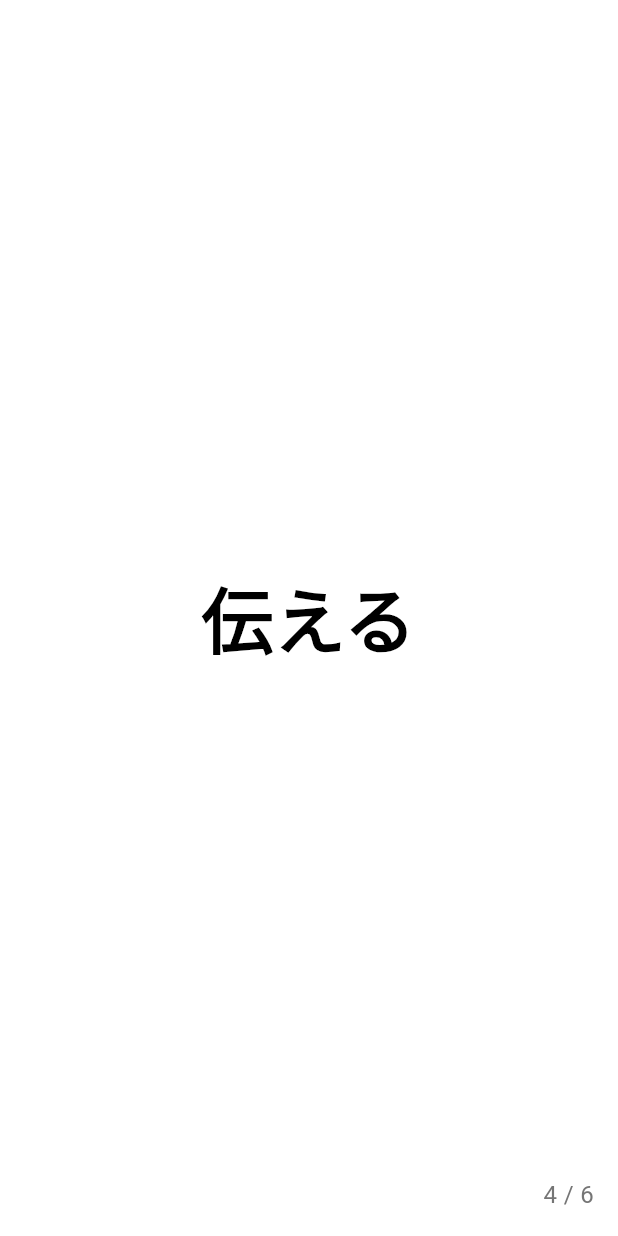
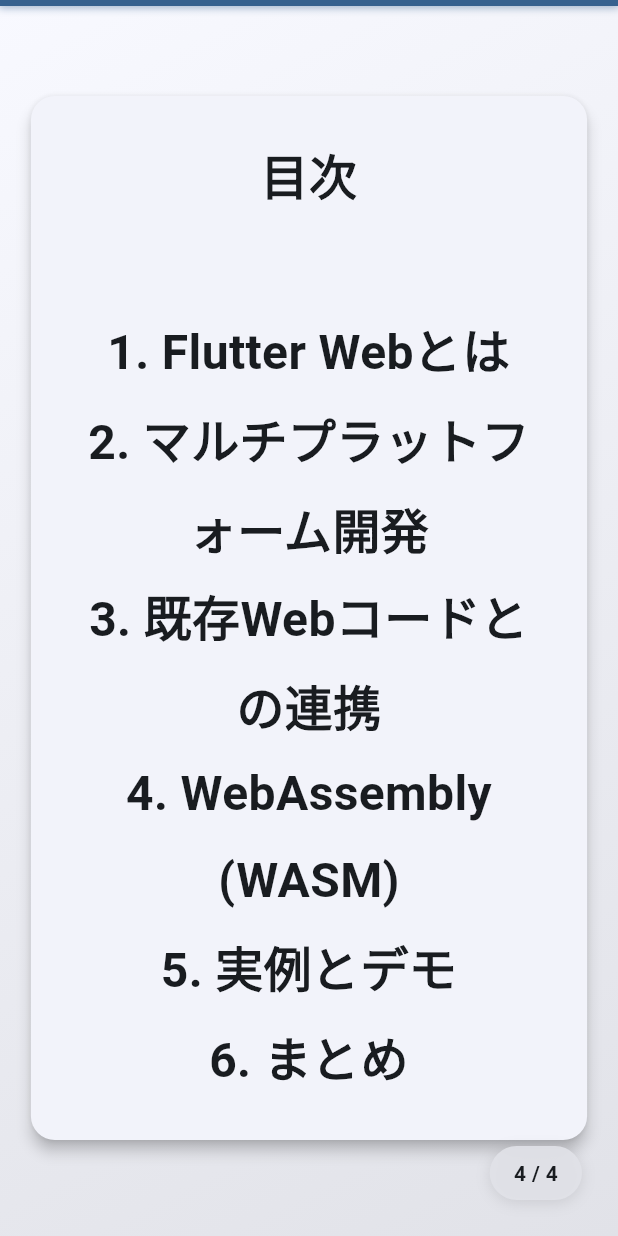
Before and after one commit to dicenull/flutterweb_burikaigi2026, a Flutter app: the screen it shows after launch, swiped to page 4, on a phone screen of 412 x 824 dp. Run offline on Flutter 3.47's test engine with Material 3 defaults, Android fonts, the phone set to English and light mode, and no system bars; drawn by our look-alikes of auto_size_text.

Commit message:
M3にした

```diff
--- a/lib/main.dart
+++ b/lib/main.dart
@@ -1,3 +1,4 @@
+import 'package:auto_size_text/auto_size_text.dart';
 import 'package:flutter/material.dart';
 import 'package:flutter/services.dart';
 
@@ -19,17 +20,15 @@
 
 // スライドデータのリスト
 final List<SlideData> slides = [
-  const SlideData(text: '高橋メソッド'),
-  const SlideData(text: '大きな文字で'),
-  const SlideData(text: 'シンプルに'),
-  const SlideData(text: '伝える'),
-  const SlideData(text: 'スライド'),
-  // 画像スライドの例
-  // 画像を表示するには、assets/images/フォルダに画像を配置し、
-  // 以下のようにコメントを外して画像パスを指定してください
-  const SlideData(imagePath: 'assets/images/example.png'),
-  // テキストと画像の両方を表示することも可能です
-  // const SlideData(text: '説明文', imagePath: 'assets/images/example.png'),
+  // タイトルスライド
+  const SlideData(text: 'Flutter Web入門'),
+  const SlideData(text: 'マルチプラットフォーム開発から'),
+  const SlideData(text: 'WebAssemblyまで'),
+
+  // 目次（1ページ）
+  const SlideData(
+      text:
+          '目次\n\n1. Flutter Webとは\n2. マルチプラットフォーム開発\n3. 既存Webコードとの連携\n4. WebAssembly (WASM)\n5. 実例とデモ\n6. まとめ'),
 ];
 
 class MyApp extends StatelessWidget {
@@ -40,7 +39,18 @@
     return MaterialApp(
       title: 'Burikaigi2026 Slide',
       theme: ThemeData(
-        colorScheme: ColorScheme.fromSeed(seedColor: Colors.greenAccent),
+        useMaterial3: true,
+        colorScheme: ColorScheme.fromSeed(
+          seedColor: const Color(0xFF2196F3),
+          brightness: Brightness.light,
+        ),
+        cardTheme: CardThemeData(
+          elevation: 4,
+          shape: RoundedRectangleBorder(
+            borderRadius: BorderRadius.circular(16),
+          ),
+          margin: const EdgeInsets.all(16),
+        ),
       ),
       home: const SlidePage(),
     );
@@ -88,10 +98,16 @@
     }
   }
 
-  Widget _buildSlideContent(SlideData slide, double fontSize) {
+  Widget _buildSlideContent(
+      SlideData slide, double fontSize, BuildContext context) {
+    final theme = Theme.of(context);
+    final isTitleSlide = _currentPage < 3;
+    final isTocSlide = _currentPage == 3;
+
+    Widget content;
     if (slide.isImageSlide && slide.imagePath != null) {
-      return Padding(
-        padding: const EdgeInsets.all(16.0),
+      content = Padding(
+        padding: const EdgeInsets.all(24.0),
         child: Image.asset(
           slide.imagePath!,
           fit: BoxFit.contain,
@@ -121,32 +137,66 @@
         ),
       );
     } else if (slide.isTextSlide && slide.text != null) {
-      return Center(
-        child: Padding(
-          padding: const EdgeInsets.symmetric(horizontal: 32.0),
-          child: Text(
+      content = Padding(
+        padding: EdgeInsets.symmetric(
+          horizontal: isTitleSlide ? 48.0 : 32.0,
+          vertical: isTitleSlide ? 32.0 : 24.0,
+        ),
+        child: AutoSizeText(
           slide.text!,
           textAlign: TextAlign.center,
           style: TextStyle(
-              fontSize: fontSize,
-              fontWeight: FontWeight.bold,
-              color: Colors.black,
-              height: 1.2,
+            fontSize: isTitleSlide ? fontSize * 1.2 : fontSize,
+            fontWeight: isTitleSlide ? FontWeight.w900 : FontWeight.bold,
+            color: theme.colorScheme.onSurface,
+            height: isTocSlide ? 1.8 : 1.4,
+          ),
+          maxLines: 20,
+          minFontSize: 24,
+          maxFontSize:
+              (isTitleSlide ? fontSize * 1.2 : fontSize).roundToDouble(),
+          stepGranularity: 1.0,
+        ),
+      );
+    } else {
+      content = const SizedBox.shrink();
+    }
+
+    return Container(
+      decoration: BoxDecoration(
+        gradient: LinearGradient(
+          begin: Alignment.topLeft,
+          end: Alignment.bottomRight,
+          colors: [
+            theme.colorScheme.surface,
+            theme.colorScheme.surfaceContainerHighest,
+          ],
+        ),
+      ),
+      child: Center(
+        child: Card(
+          elevation: isTitleSlide ? 8 : 4,
+          child: Container(
+            constraints: BoxConstraints(
+              maxWidth: MediaQuery.of(context).size.width * 0.9,
+              maxHeight: MediaQuery.of(context).size.height * 0.85,
+            ),
+            child: content,
           ),
         ),
       ),
     );
   }
-    return const SizedBox.shrink();
-  }
 
   @override
   Widget build(BuildContext context) {
+    final theme = Theme.of(context);
     final screenSize = MediaQuery.of(context).size;
-    final fontSize = (screenSize.width * 0.1).clamp(48.0, 120.0);
+    final fontSize = (screenSize.width * 0.08).clamp(36.0, 100.0);
+    final progress = (_currentPage + 1) / slides.length;
 
     return Scaffold(
-      backgroundColor: Colors.white,
+      backgroundColor: theme.colorScheme.surface,
       body: Focus(
         autofocus: true,
         onKeyEvent: (node, event) {
@@ -172,18 +222,62 @@
               },
               itemCount: slides.length,
               itemBuilder: (context, index) {
-                return _buildSlideContent(slides[index], fontSize);
+                return _buildSlideContent(slides[index], fontSize, context);
               },
+            ),
+            // プログレスバー（上部）
+            Positioned(
+              top: 0,
+              left: 0,
+              right: 0,
+              child: Container(
+                height: 4,
+                decoration: BoxDecoration(
+                  color: theme.colorScheme.surfaceContainerHighest,
+                ),
+                child: FractionallySizedBox(
+                  widthFactor: progress,
+                  child: Container(
+                    decoration: BoxDecoration(
+                      color: theme.colorScheme.primary,
+                      boxShadow: [
+                        BoxShadow(
+                          color: theme.colorScheme.primary.withOpacity(0.5),
+                          blurRadius: 4,
+                          spreadRadius: 1,
+                        ),
+                      ],
+                    ),
+                  ),
+                ),
+              ),
             ),
             // スライド番号表示（右下）
             Positioned(
-              bottom: 16,
-              right: 16,
+              bottom: 24,
+              right: 24,
+              child: Container(
+                padding:
+                    const EdgeInsets.symmetric(horizontal: 16, vertical: 8),
+                decoration: BoxDecoration(
+                  color: theme.colorScheme.surfaceContainerHighest
+                      .withOpacity(0.9),
+                  borderRadius: BorderRadius.circular(20),
+                  boxShadow: [
+                    BoxShadow(
+                      color: Colors.black.withOpacity(0.1),
+                      blurRadius: 8,
+                      offset: const Offset(0, 2),
+                    ),
+                  ],
+                ),
                 child: Text(
                   '${_currentPage + 1} / ${slides.length}',
                   style: TextStyle(
-                  fontSize: 16,
-                  color: Colors.grey[600],
+                    fontSize: 14,
+                    fontWeight: FontWeight.w600,
+                    color: theme.colorScheme.onSurface,
+                  ),
                 ),
               ),
             ),
--- a/pubspec.yaml
+++ b/pubspec.yaml
@@ -10,6 +10,7 @@
   flutter: ">=3.24.3"
 
 dependencies:
+  auto_size_text: ^3.0.0
   go_router: ^17.0.0
   flutter:
     sdk: flutter
```
Also changed, not shown: pubspec.lock. Lines whose indentation alone changed are shown as unchanged.
